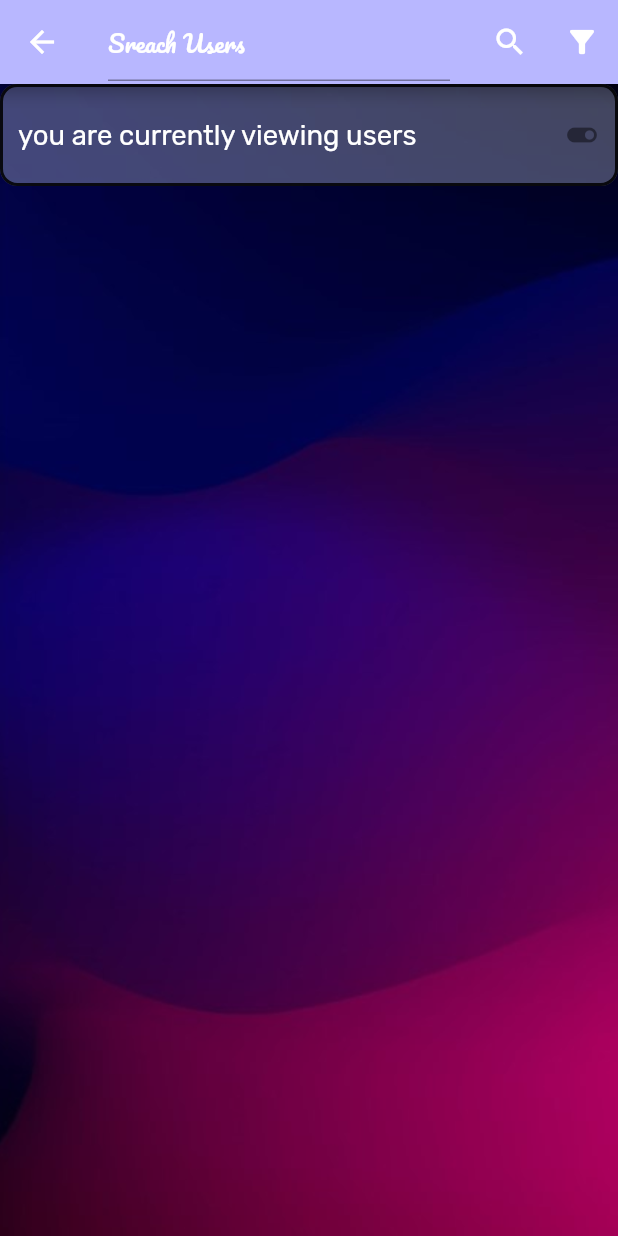
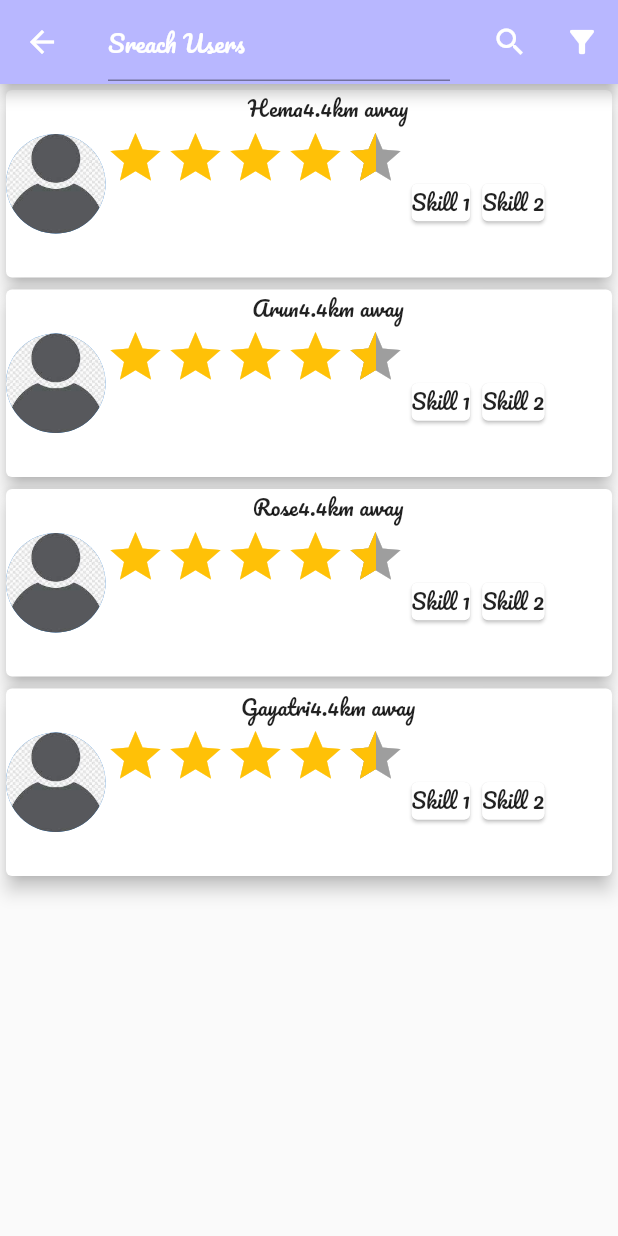
Before and after one commit to ak-1420/quickdeed_mobile, a Flutter app: the HomeScreen screen opened by its route, after a tap on the "search" icon, on a phone screen of 412 x 824 dp. Run offline on Flutter 3.47's test engine with Material 2 defaults, Android fonts, the phone set to English and light mode, and no system bars; drawn by our look-alikes of flutter_rating_bar; our stand-ins replace flutter_screenutil, google_fonts, image_picker, material_design_icons_flutter.

Commit message:
Home Screen added with dummy data styling left

```diff
--- /dev/null
+++ b/quickdeed/lib/Models/users_model.dart
@@ -0,0 +1,20 @@
+import 'package:flutter/material.dart';
+
+class Users {
+  String userId = "";
+  String userName = "";
+  String email = "";
+  int mobile = 1;
+  double rating = 0.0;
+  String location = "";
+
+
+  Users(
+      {this.userId = "",
+      this.userName = "",
+      this.email = "",
+      this.rating = 0.0,
+      this.location = "",
+      this.mobile = 969}
+    );
+}
--- /dev/null
+++ b/quickdeed/lib/Models/works_model.dart
@@ -0,0 +1,19 @@
+import 'package:flutter/material.dart';
+
+class Works {
+  String workName = "";
+  String estimatedTime = "";
+  double amount = 0.0;
+  String location = "";
+  DateTime? createdTime = DateTime.now();
+  String userName = "";
+  String workType = "";
+  Works(
+      {this.userName = "",
+      this.workName = "",
+      this.workType = "",
+      this.estimatedTime = "",
+      this.amount = 0.0,
+      this.location = "",
+      this.createdTime});
+}
--- a/quickdeed/lib/screeens/home_screem.dart
+++ b/quickdeed/lib/screeens/home_screem.dart
@@ -3,6 +3,11 @@ import 'package:flutter/material.dart';
 import 'package:flutter_screenutil/flutter_screenutil.dart';
 import 'package:google_fonts/google_fonts.dart';
 import 'package:material_design_icons_flutter/material_design_icons_flutter.dart';
+import '../Models/users_model.dart';
+import 'package:flutter_rating_bar/flutter_rating_bar.dart';
+
+import 'package:image_picker/image_picker.dart';
+import '../Models/works_model.dart';
 
 class HomeScreen extends StatefulWidget {
   HomeScreen({Key? key}) : super(key: key);
@@ -21,103 +26,57 @@ class _HomeScreenState extends State<HomeScreen> {
   Widget build(BuildContext context) {
     final width = MediaQuery.of(context).size.width;
     final height = MediaQuery.of(context).size.height;
-
-    Widget getTextFeild({required String hint, required int height_sp}) {
-      return // name textbox
-          SizedBox(
-        width: 320.w,
-        // height: height_sp.h,
-        child: Container(
-          // width: 320.w,
-          // height: height.h,
-          child: TextField(
-            keyboardType: TextInputType.phone,
-            controller: nameController,
-            onChanged: (name) {
-              print(name);
-            },
-            style: TextStyle(
-              fontSize: 24.sp,
-              // height: height_sp.h,
-            ),
-            decoration: InputDecoration(
-              border: OutlineInputBorder(
-                borderRadius: BorderRadius.circular(10.r),
-                borderSide: const BorderSide(
-                    color: Colors.black87,
-                    width: 2.0,
-                    style: BorderStyle.solid),
-              ),
-              enabledBorder: OutlineInputBorder(
-                  borderRadius: BorderRadius.circular(10.r),
-                  borderSide: const BorderSide(
-                      color: Colors.black87,
-                      width: 2.0,
-                      style: BorderStyle.solid)),
-              filled: true,
-              fillColor: Colors.white,
-              hintText: hint,
-              contentPadding:
-                  EdgeInsets.symmetric(vertical: 10.h, horizontal: 10.w),
-              hintStyle: GoogleFonts.rubik(
-                  fontSize: 18.sp,
-                  fontWeight: FontWeight.w400,
-                  color: const Color.fromRGBO(0, 0, 0, 1)),
-            ),
-          ),
-        ),
-      );
-    }
-
-    Widget getButton({required String buttonText}) {
-      return ClipRRect(
-        borderRadius: BorderRadius.circular(20.r),
-        child: SizedBox(
-          width: 145.w,
-          height: 44.h,
-          child: TextButton(
-              style: ButtonStyle(
-                backgroundColor: MaterialStateProperty.all(
-                    const Color.fromRGBO(19, 18, 18, 1)),
-                foregroundColor: MaterialStateProperty.all(Colors.white),
-              ),
-              onPressed: () {
-                // TODO : Handle user signup
-              },
-              child: Text(
-                buttonText,
-                style: TextStyle(
-                  fontWeight: FontWeight.w300,
-                  fontSize: 20.sp,
-                ),
-              )),
-        ),
-      );
-    }
-
-    Widget getList() {
-      return ListView(
-        padding: const EdgeInsets.all(8),
-        children: <Widget>[
-          Container(
-            height: 50,
-            color: Colors.amber[600],
-            child: const Center(child: Text('Entry A')),
-          ),
-          Container(
-            height: 50,
-            color: Colors.amber[500],
-            child: const Center(child: Text('Entry B')),
-          ),
-          Container(
-            height: 50,
-            color: Colors.amber[100],
-            child: const Center(child: Text('Entry C')),
-          ),
-        ],
-      );
-    }
-
+    bool viewUsers = true;
+    final List<Users> users = [
+      Users(userId: "1", userName: "Hema", rating: 4.4, location: "4.4km away"),
+      Users(userId: "1", userName: "Arun", rating: 4.4, location: "4.4km away"),
+      Users(userId: "1", userName: "Rose", rating: 4.4, location: "4.4km away"),
+      Users(
+          userId: "1",
+          userName: "Gayatri",
+          rating: 4.4,
+          location: "4.4km away"),
+    ];
+    final List<Works> works = [
+      Works(
+          workName: "Driving",
+          userName: "Hema",
+          estimatedTime: "7.3",
+          amount: 1000,
+          workType: "Delivery",
+          createdTime: DateTime(1990, 9, 7, 17, 30),
+          location: "1.5km away"),
+      Works(
+          workName: "Fan Repair",
+          userName: "Arun",
+          estimatedTime: "1",
+          amount: 100,
+          workType: "Repair",
+          location: "1.5km away",
+          createdTime: DateTime.now()),
+      Works(
+          workName: "Break Repair",
+          userName: "Rose",
+          estimatedTime: "7.3",
+          workType: "Mechanic",
+          amount: 1000,
+          createdTime: DateTime.now(),
+          location: "1.5km away"),
+      Works(
+          workName: "Song Writer",
+          estimatedTime: "7.3",
+          amount: 1000,
+          createdTime: DateTime.now(),
+          location: "1.5km away"),
+      Works(
+          userName: "Rose",
+          workName: "Singer",
+          estimatedTime: "7.3",
+          amount: 1000,
+          workType: "Entertainment",
+          createdTime: DateTime.now(),
+          location: "1.5km away"),
+    ];
     return Scaffold(
       appBar: AppBar(
         title: _isSearch
@@ -146,64 +105,105 @@ class _HomeScreenState extends State<HomeScreen> {
           ),
         ],
       ),
-      body: Container(
-          width: width,
-          height: height,
-          decoration: const BoxDecoration(
-            image: DecorationImage(
-              image: AssetImage('images/bg.jpg'),
-              fit: BoxFit.cover,
+      body: viewUsers
+          ? Column(
+              children: users.map((users) {
+                return Card(
+                  elevation: 5,
+                  // margin: ,
+                  child: Row(
+                    children: [
+                      CircleAvatar(
+                        backgroundImage:
+                            ExactAssetImage('images/user.jpeg', scale: 1.0),
+                        // backgroundColor: const Color.fromRGBO(229, 229, 229, 1),
+                        radius: 29.r,
+                      ),
+                      Column(
+                        children: [
+                          Row(
+                            mainAxisAlignment: MainAxisAlignment.spaceBetween,
+                            children: [
+                              Text(users.userName),
+                              Text(users.location),
+                            ],
+                          ),
+                          Row(
+                            mainAxisAlignment: MainAxisAlignment.spaceAround,
+                            children: [
+                              Container(
+                                width: 200,
+                                height: 100,
+                                child: RatingBar.builder(
+                                  initialRating: users.rating,
+                                  minRating: 1,
+                                  direction: Axis.horizontal,
+                                  allowHalfRating: true,
+                                  itemCount: 5,
+                                  // itemPadding: EdgeInsets.symmetric(horizontal: 1.0),
+                                  itemBuilder: (context, _) => Icon(
+                                    Icons.star,
+                                    color: Colors.amber,
+                                    size: 2,
+                                  ),
+                                  onRatingUpdate: (rating) {
+                                    print(rating);
+                                  },
                                 ),
                               ),
-         child: Container(
-           width:350.h,
-           height: 32.h,
-           child:  TextField(
-                decoration: InputDecoration(
-                    border: OutlineInputBorder(
-                      borderRadius: BorderRadius.circular(8.r),
-                      borderSide: const BorderSide(
-                          color: Colors.black87,
-                          width: 1.0,
-                          style: BorderStyle.solid),
+                              Card(child: Text("Skill 1")),
+                              Card(
+                                child: Text("Skill 2"),
                               ),
-                    enabledBorder: OutlineInputBorder(
-                      borderRadius: BorderRadius.circular(10.r),
-                      borderSide: const BorderSide(
-                          color: Colors.black87,
-                          width: 2.0,
-                          style: BorderStyle.solid),
+                            ],
                           ),
-                    filled: true,
-                    fillColor: const Color.fromRGBO(167, 176, 207, 0.4),
-                    hintText: _isUsers
-                        ? "you are currently viewing users"
-                        : "you are currently viewing works",
-                    hintStyle: GoogleFonts.rubik(
-                      fontWeight: FontWeight.w400,
-                      fontSize: 16.sp,
-                      color: Colors.white,
+                        ],
                       ),
-                    suffixIcon: IconButton(
-                        onPressed: () {
-                          setState(() {
-                            _isUsers = ! _isUsers;
-                          });
-
-                          //to be handled to switching to works
-                        },
-                        icon: Icon(Icons.toggle_on_rounded))),
+                    ],
                   ),
-              // SizedBox(height:10.h),
+                );
+              }).toList(),
+            )
+          : Column(
+              children: works.map((works) {
+                return Card(
+                  child: Row(
+                    children: [
+                      CircleAvatar(
+                        backgroundImage: ExactAssetImage('images/work.jpeg'),
+                        // backgroundColor: const Color.fromRGBO(229, 229, 229, 1),
+                        radius: 29.r,
                       ),
-
-
-
+                      Column(
+                        children: [
+                          Row(
+                            mainAxisAlignment: MainAxisAlignment.spaceAround,
+                            children: [
+                              Text(works.workName),
+                              Text(works.createdTime.toString())
+                            ],
                           ),
-
-
+                          Row(
+                            mainAxisAlignment: MainAxisAlignment.spaceBetween,
+                            children: [
+                              Text("posted by ${works.userName}"),
+                              Text(works.location),
+                            ],
+                          ),
+                          Row(
+                            mainAxisAlignment: MainAxisAlignment.spaceBetween,
+                            children: [
+                              Text("Amount ${works.amount}"),
+                              Text(works.workType),
+                            ],
+                          ),
+                        ],
+                      ),
+                    ],
+                  ),
                 );
-
-
+              }).toList(),
+            ),
+    );
   }
 }
--- a/quickdeed/pubspec.yaml
+++ b/quickdeed/pubspec.yaml
@@ -46,6 +46,8 @@ dependencies:
 
   #image picker
   image_picker: ^0.8.4+4
+
+  flutter_rating_bar: ^4.0.0
 
 
 
```
Also changed, not shown: quickdeed/lib/screeens/rate_worker.dart (added, +17 -0 lines), quickdeed/images/user.jpeg (added), quickdeed/images/user.png (added), quickdeed/images/work.jpeg (added), quickdeed/pubspec.lock. Lines whose indentation alone changed are shown as unchanged.
